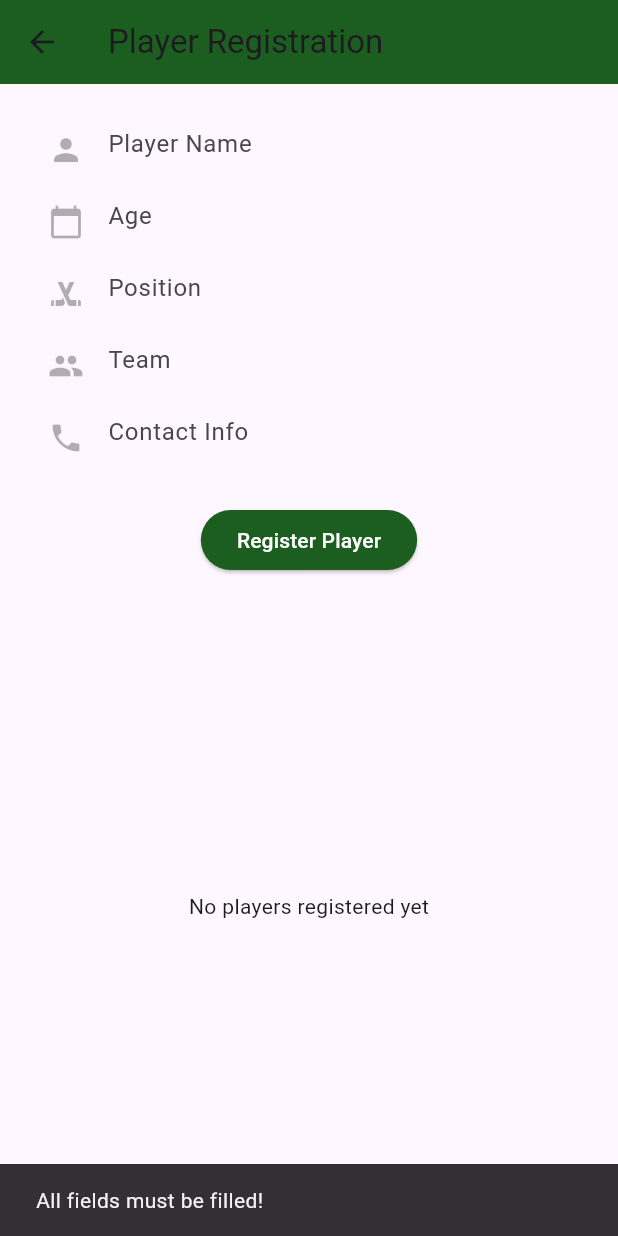
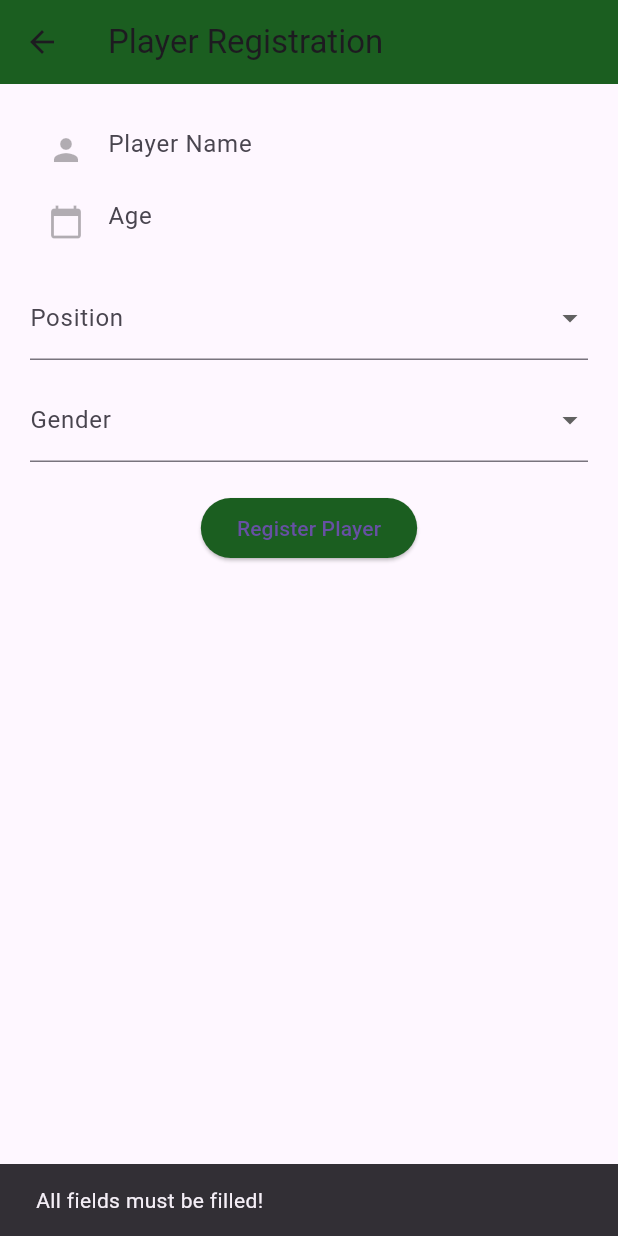
Before and after one commit to GuarY-wtSG/namibian_hockey_association, a Flutter app: the PlayerRegistration screen opened by its route, after a tap on "Register Player", on a phone screen of 412 x 824 dp. Run offline on Flutter 3.47's test engine with Material 3 defaults, Android fonts, the phone set to English and light mode, and no system bars; our stand-ins replace google_nav_bar.

Commit message:
Updated Player Registration

```diff
--- a/lib/pages/player_registration.dart
+++ b/lib/pages/player_registration.dart
@@ -1,5 +1,8 @@
 import 'package:flutter/material.dart';
-import 'package:nho_app/pages/widgets/custom_textfield.dart';
+import 'package:provider/provider.dart';
+import 'models/player.dart';
+import 'models/team_roster.dart';
+import 'widgets/custom_textfield.dart';
 
 class PlayerRegistration extends StatefulWidget {
   const PlayerRegistration({super.key});
@@ -9,48 +12,54 @@ class PlayerRegistration extends StatefulWidget {
 }
 
 class _PlayerRegistrationState extends State<PlayerRegistration> {
-  // Removed: _selectedIndex and _onItemTapped since they're used only for the bottom navigation
-
   final TextEditingController nameController = TextEditingController();
   final TextEditingController ageController = TextEditingController();
-  final TextEditingController positionController = TextEditingController();
-  final TextEditingController teamController = TextEditingController();
-  final TextEditingController contactController = TextEditingController();
 
-  List<Map<String, String>> registeredPlayers = [];
+  // Dropdown selections for allowed values.
+  String? selectedPosition;
+  String? selectedGender;
+
+  final List<String> positions = [
+    'Goalkeeper',
+    'Fullback',
+    'Halfback',
+    'Right Wing Forward',
+    'Left Wing Forward',
+    'Center Forward',
+  ];
+
+  final List<String> genders = ['Male', 'Female', 'Other'];
 
   void _registerPlayer() {
-    String name = nameController.text;
-    String age = ageController.text;
-    String position = positionController.text;
-    String team = teamController.text;
-    String contact = contactController.text;
+    String name = nameController.text.trim();
+    String age = ageController.text.trim();
 
     if (name.isEmpty ||
         age.isEmpty ||
-        position.isEmpty ||
-        team.isEmpty ||
-        contact.isEmpty) {
+        selectedPosition == null ||
+        selectedGender == null) {
       ScaffoldMessenger.of(context).showSnackBar(
         const SnackBar(content: Text("All fields must be filled!")),
       );
       return;
     }
 
-    setState(() {
-      registeredPlayers.add({
-        'name': name,
-        'age': age,
-        'position': position,
-        'team': team,
-        'contact': contact,
-      });
+    final player = Player(
+      name: name,
+      age: age,
+      position: selectedPosition!,
+      gender: selectedGender!,
+    );
 
+    // Add the player to the provider.
+    Provider.of<TeamRoster>(context, listen: false).addPlayer(player);
+
+    // Clear the form.
     nameController.clear();
     ageController.clear();
-      positionController.clear();
-      teamController.clear();
-      contactController.clear();
+    setState(() {
+      selectedPosition = null;
+      selectedGender = null;
     });
 
     ScaffoldMessenger.of(context).showSnackBar(
@@ -67,6 +76,7 @@ class _PlayerRegistrationState extends State<PlayerRegistration> {
       ),
       body: Padding(
         padding: const EdgeInsets.all(20),
+        child: SingleChildScrollView(
           child: Column(
             children: [
               CustomTextfield(
@@ -81,23 +91,41 @@ class _PlayerRegistrationState extends State<PlayerRegistration> {
                 icon: Icons.calendar_today,
                 obscureText: false,
               ),
-            CustomTextfield(
-              controller: positionController,
-              hintText: "Position",
-              icon: Icons.sports_hockey,
-              obscureText: false,
+              const SizedBox(height: 12),
+              // Dropdown for Position
+              DropdownButtonFormField<String>(
+                decoration: const InputDecoration(labelText: "Position"),
+                value: selectedPosition,
+                items:
+                    positions.map((position) {
+                      return DropdownMenuItem(
+                        value: position,
+                        child: Text(position),
+                      );
+                    }).toList(),
+                onChanged: (value) {
+                  setState(() {
+                    selectedPosition = value;
+                  });
+                },
               ),
-            CustomTextfield(
-              controller: teamController,
-              hintText: "Team",
-              icon: Icons.group,
-              obscureText: false,
-            ),
-            CustomTextfield(
-              controller: contactController,
-              hintText: "Contact Info",
-              icon: Icons.phone,
-              obscureText: false,
+              const SizedBox(height: 12),
+              // Dropdown for Gender
+              DropdownButtonFormField<String>(
+                decoration: const InputDecoration(labelText: "Gender"),
+                value: selectedGender,
+                items:
+                    genders.map((gender) {
+                      return DropdownMenuItem(
+                        value: gender,
+                        child: Text(gender),
+                      );
+                    }).toList(),
+                onChanged: (value) {
+                  setState(() {
+                    selectedGender = value;
+                  });
+                },
               ),
               const SizedBox(height: 20),
               ElevatedButton(
@@ -105,35 +133,10 @@ class _PlayerRegistrationState extends State<PlayerRegistration> {
                 style: ElevatedButton.styleFrom(
                   backgroundColor: Colors.green[900],
                 ),
-              child: const Text(
-                "Register Player",
-                style: TextStyle(color: Colors.white),
-              ),
-            ),
-            const SizedBox(height: 20),
-            Expanded(
-              child:
-                  registeredPlayers.isEmpty
-                      ? const Center(child: Text("No players registered yet"))
-                      : ListView.builder(
-                        itemCount: registeredPlayers.length,
-                        itemBuilder: (context, index) {
-                          final player = registeredPlayers[index];
-                          return ListTile(
-                            title: Text(
-                              player['name']!,
-                              style: const TextStyle(
-                                fontWeight: FontWeight.bold,
-                              ),
-                            ),
-                            subtitle: Text(
-                              "Age: ${player['age']} | Position: ${player['position']} | Team: ${player['team']} | Contact: ${player['contact']}",
-                            ),
-                          );
-                        },
-                      ),
+                child: const Text("Register Player"),
               ),
             ],
+          ),
         ),
       ),
     );
```
Lines whose indentation alone changed are shown as unchanged.
